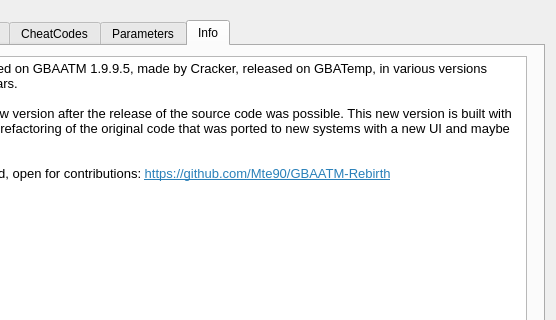
Mte90/GBAATM-Rebirth, file mainwindow.ui: the form before one commit; both pictures show x 105 to 661 and y 0 to 320 of the 661 by 803 pixel window.
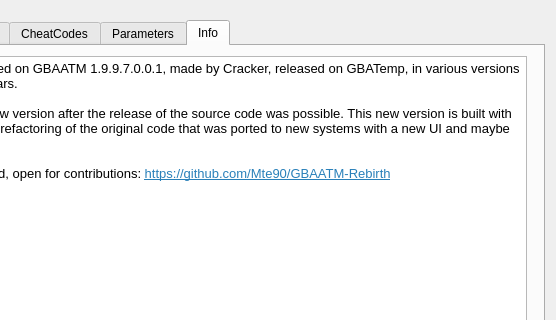
The form after the commit. The open tabs and pages were chosen to show the change.

What changed in the file:
```diff
--- a/mainwindow.ui
+++ b/mainwindow.ui
@@ -469,7 +469,7 @@
 &lt;html&gt;&lt;head&gt;&lt;meta name=&quot;qrichtext&quot; content=&quot;1&quot; /&gt;&lt;style type=&quot;text/css&quot;&gt;
 p, li { white-space: pre-wrap; }
 &lt;/style&gt;&lt;/head&gt;&lt;body style=&quot; font-family:'Oxygen'; font-size:10pt; font-weight:400; font-style:normal;&quot;&gt;
-&lt;p style=&quot; margin-top:0px; margin-bottom:0px; margin-left:0px; margin-right:0px; -qt-block-indent:0; text-indent:0px;&quot;&gt;Software based on GBAATM 1.9.9.5, made by Cracker, released on GBATemp, in various versions during the years.&lt;/p&gt;
+&lt;p style=&quot; margin-top:0px; margin-bottom:0px; margin-left:0px; margin-right:0px; -qt-block-indent:0; text-indent:0px;&quot;&gt;Software based on GBAATM 1.9.9.7.0.0.1, made by Cracker, released on GBATemp, in various versions during the years.&lt;/p&gt;
 &lt;p style=&quot;-qt-paragraph-type:empty; margin-top:0px; margin-bottom:0px; margin-left:0px; margin-right:0px; -qt-block-indent:0; text-indent:0px;&quot;&gt;&lt;br /&gt;&lt;/p&gt;
 &lt;p style=&quot; margin-top:0px; margin-bottom:0px; margin-left:0px; margin-right:0px; -qt-block-indent:0; text-indent:0px;&quot;&gt;On 2020 a new version after the release of the source code was possible. This new version is built with QT, include a refactoring of the original code that was ported to new systems with a new UI and maybe new features.&lt;/p&gt;
 &lt;p style=&quot;-qt-paragraph-type:empty; margin-top:0px; margin-bottom:0px; margin-left:0px; margin-right:0px; -qt-block-indent:0; text-indent:0px;&quot;&gt;&lt;br /&gt;&lt;/p&gt;
```
Left out of the diff: 2 changed lines with no effect on the pictures.
